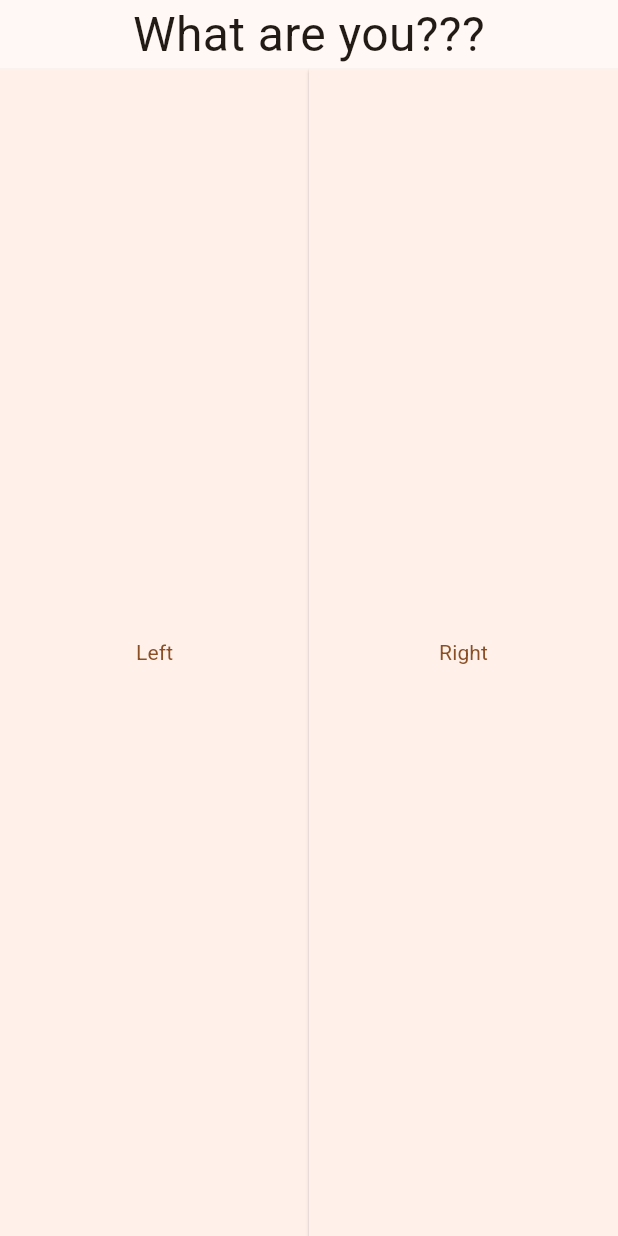
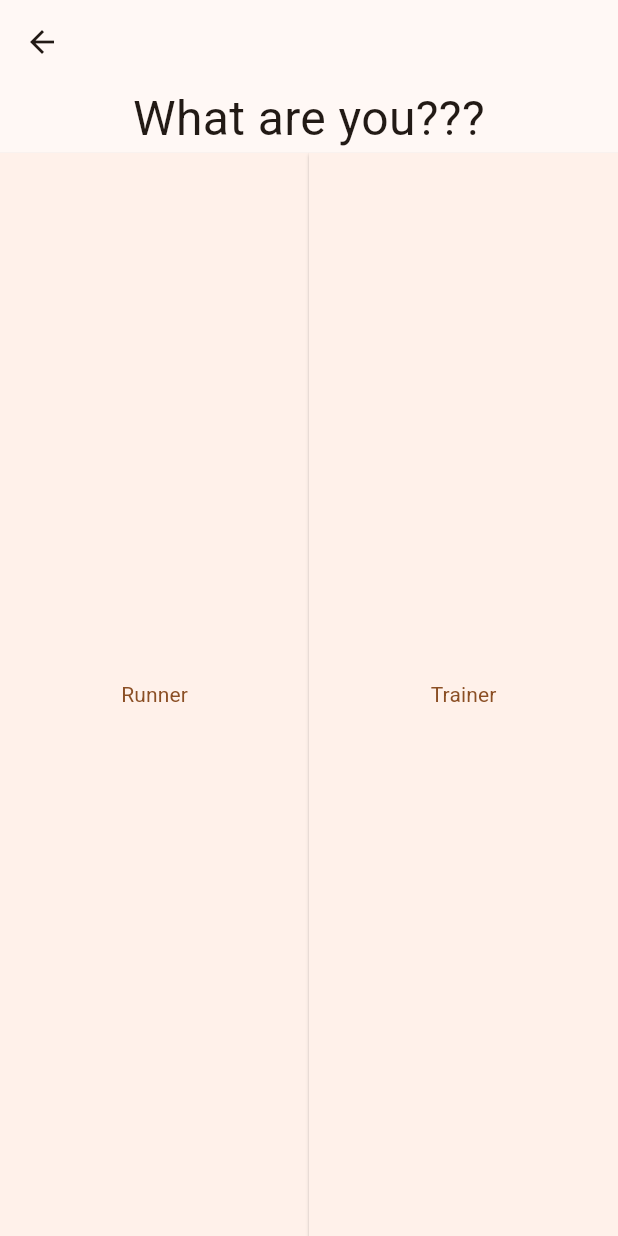
Before and after one commit to MimikBoy/rat_app, a Flutter app: the screen it shows after launch, after a tap on "Continue", on a phone screen of 412 x 824 dp. Run offline on Flutter 3.47's test engine with Material 3 defaults, Android fonts, the phone set to English and light mode, and no system bars; our stand-ins replace logger.

Commit message:
Finished up the welcome screen, does not look very good right now, might styalize it later

```diff
--- a/lib/main.dart
+++ b/lib/main.dart
@@ -31,7 +31,7 @@ class MyHomePage extends StatefulWidget {
 
 class _MyHomePageState extends State<MyHomePage> {
   int _counter = 0;
-  var selectedIndex = -2;
+  var selectedIndex = -1;
 
   void _incrementCounter() {
     setState(() {
@@ -48,12 +48,9 @@ class _MyHomePageState extends State<MyHomePage> {
   @override
   Widget build(BuildContext context) {
     switch (selectedIndex) {
-      case -2:
+      case -1:
       // Show the WelcomeScreen.
-      return WelcomeScreen(onContinue: _changeScreen,);
-      case -1:
-      // Show the WhatAreYou screen.
-      return WhatAreYou(onContinue: _changeScreen,);
+      return WelcomeScreen();
       case 0:
       // Show the HomePage.
       return Scaffold(
@@ -77,7 +74,7 @@ class _MyHomePageState extends State<MyHomePage> {
       );
       default:
       Logger().e('Invalid index: $selectedIndex');
-      return WelcomeScreen(onContinue: _changeScreen,);
+      return WelcomeScreen();
     }
   }
 }
--- a/lib/welcome_screen.dart
+++ b/lib/welcome_screen.dart
@@ -1,10 +1,25 @@
 import 'package:flutter/material.dart';
 import 'package:logger/logger.dart';
 
+PageRouteBuilder<dynamic> pageTransSwipeLeft(Widget page) {
+  return PageRouteBuilder(
+                transitionDuration: const Duration(milliseconds: 150),
+                reverseTransitionDuration: const Duration(milliseconds: 150),
+                pageBuilder: (context, animation, secondaryAnimation) => page,
+                transitionsBuilder: (context, animation, secondaryAnimation, child) {
+                  const begin = Offset(1.0, 0.0);
+                  const end = Offset.zero;
+                  final tween = Tween(begin: begin, end: end);
+                  return SlideTransition(
+                    position: animation.drive(tween),
+                    child: child,
+                  );
+                },
+              );
+}
 class WelcomeScreen extends StatelessWidget {
-  final void Function(int) onContinue;
 
-  const WelcomeScreen({super.key, required this.onContinue});
+  const WelcomeScreen({super.key});
   @override
   Widget build(BuildContext context){
     return Scaffold(
@@ -25,11 +40,14 @@ class WelcomeScreen extends StatelessWidget {
             child: ElevatedButton(
               onPressed: () {
               Logger().i('Continue button pressed');
-              onContinue(-1);
+                Navigator.push(
+                  context,
+                  pageTransSwipeLeft(WhatAreYou()),
+                );
               },
-              style: ElevatedButton.styleFrom(
-                padding: EdgeInsets.symmetric(horizontal: 40.0, vertical: 20.0),
-              ),
+              // style: ElevatedButton.styleFrom(
+              //   padding: EdgeInsets.symmetric(horizontal: 40.0, vertical: 20.0),
+              // ),
               child: Text('Continue'),
             ),
           ),
@@ -40,21 +58,31 @@ class WelcomeScreen extends StatelessWidget {
 }
 
 class WhatAreYou extends StatelessWidget {
-  final void Function(int) onContinue;
 
-  const WhatAreYou({super.key, required this.onContinue});
+  const WhatAreYou({super.key});
   @override
   Widget build(BuildContext context) {
     return Scaffold(
+      appBar: AppBar(
+        leading:IconButton(
+          onPressed: (){
+            Navigator.pop(context);
+            Logger().i('Back button pressed');
+          },
+          icon: const Icon(Icons.arrow_back))
+      ),
       body: Column(
         crossAxisAlignment: CrossAxisAlignment.stretch, // stretches children horizontally
         children: [
           SafeArea(
             child: SizedBox(
-              child: Text(
-                'What are you???',
-                style: TextStyle(fontSize: 32.0),
-                textAlign: TextAlign.center,
+              child: Padding(
+                padding: const EdgeInsets.only(top: 0.0),
+                child: Text(
+                  'What are you???',
+                  style: TextStyle(fontSize: 32.0),
+                  textAlign: TextAlign.center,
+                ),
               ),
             ),
           ),
@@ -71,7 +99,12 @@ class WhatAreYou extends StatelessWidget {
                       padding: EdgeInsets.zero,
                       shape: RoundedRectangleBorder(borderRadius: BorderRadius.zero),
                     ),
-                    child: const Text('Left'),
+                    child: Stack(
+                      alignment: Alignment.center,
+                      children: [
+                        const Text('Runner'),
+                      ],
+                    ),
                   ),
                 ),
                 Expanded(
@@ -83,7 +116,12 @@ class WhatAreYou extends StatelessWidget {
                       padding: EdgeInsets.zero,
                       shape: RoundedRectangleBorder(borderRadius: BorderRadius.zero),
                     ),
-                    child: const Text('Right'),
+                    child: Stack(
+                      alignment: Alignment.center,
+                      children: [
+                        const Text('Trainer'),
+                      ],
+                    ),
                   ),
                 ),
               ],
```
